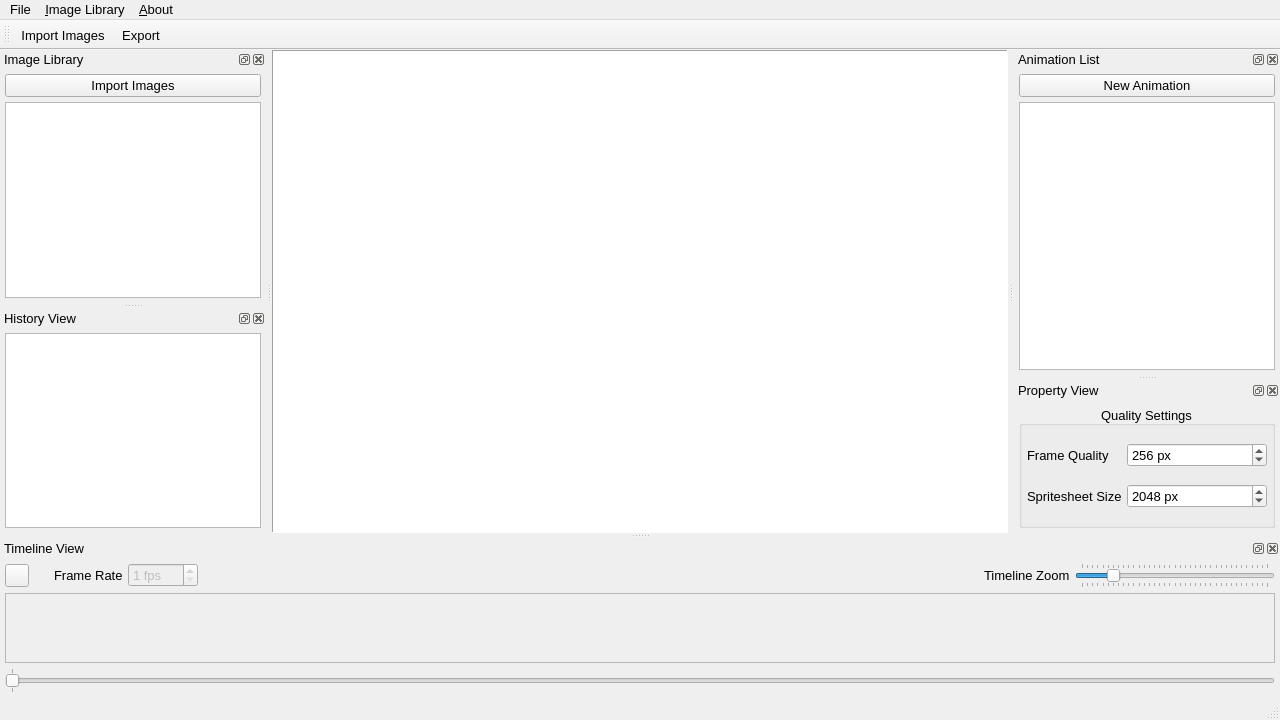
Above: Project/Source/sr_main_window.ui from BluFedora/SR-Spritesheet-Manager before the change. Below: the same form after it.
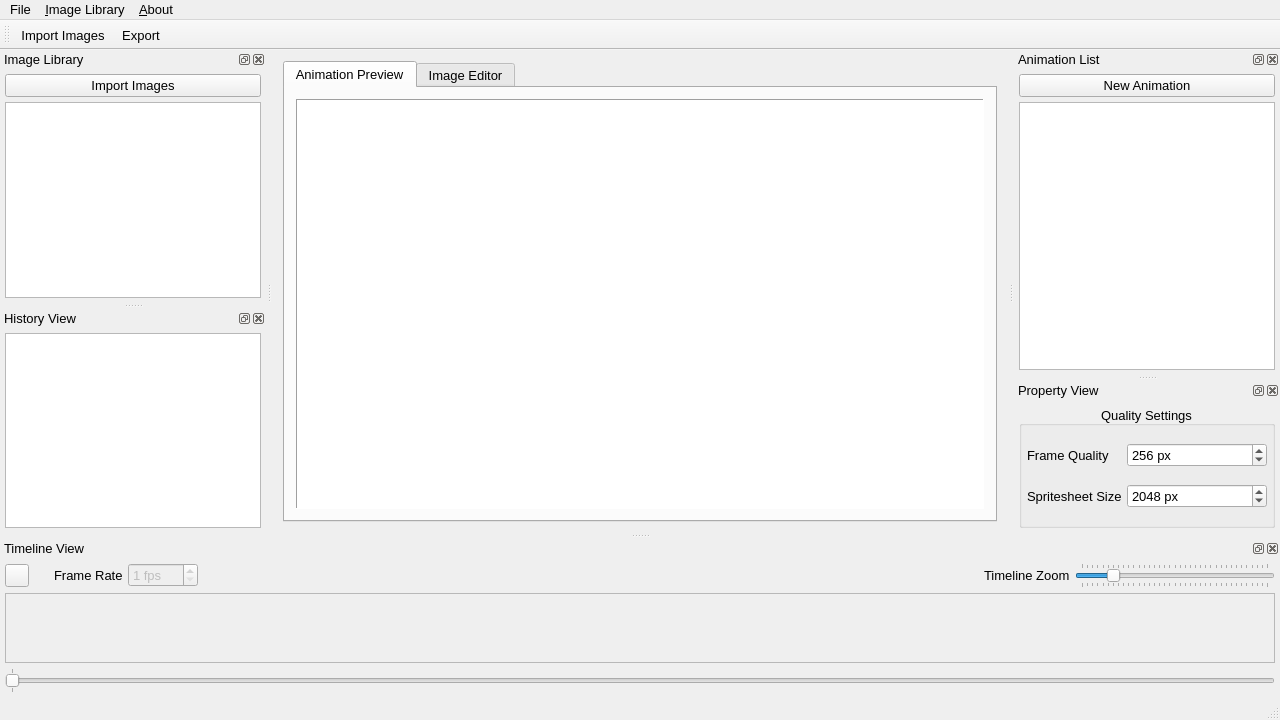
That is the form after the change. The open tabs and pages were chosen to show the change. Icons and pictures are not drawn. Custom widgets are drawn as their Qt base class.

Commit message: Start working on new Tabbed based interface.

What changed in the file:
```diff
--- a/Project/Source/sr_main_window.ui
+++ b/Project/Source/sr_main_window.ui
@@ -34,53 +34,57 @@
   </property>
   <widget class="QWidget" name="centralWidget">
    <layout class="QGridLayout" name="gridLayout">
-    <property name="leftMargin">
-     <number>0</number>
-    </property>
-    <property name="topMargin">
-     <number>0</number>
-    </property>
-    <property name="rightMargin">
-     <number>0</number>
-    </property>
-    <property name="bottomMargin">
-     <number>0</number>
-    </property>
-    <property name="spacing">
-     <number>0</number>
-    </property>
-    <item row="1" column="0">
-     <widget class="AnimationPreview" name="m_GfxPreview">
-      <property name="sizePolicy">
-       <sizepolicy hsizetype="Preferred" vsizetype="Preferred">
-        <horstretch>0</horstretch>
-        <verstretch>0</verstretch>
-       </sizepolicy>
-      </property>
-      <property name="frameShape">
-       <enum>QFrame::Panel</enum>
-      </property>
-      <property name="frameShadow">
-       <enum>QFrame::Sunken</enum>
-      </property>
-      <property name="lineWidth">
+    <item row="0" column="0">
+     <widget class="QTabWidget" name="tabWidget">
+      <property name="currentIndex">
        <number>1</number>
       </property>
-      <property name="midLineWidth">
-       <number>1</number>
-      </property>
-      <property name="verticalScrollBarPolicy">
-       <enum>Qt::ScrollBarAlwaysOff</enum>
-      </property>
-      <property name="horizontalScrollBarPolicy">
-       <enum>Qt::ScrollBarAlwaysOff</enum>
-      </property>
-      <property name="sizeAdjustPolicy">
-       <enum>QAbstractScrollArea::AdjustToContentsOnFirstShow</enum>
-      </property>
-      <property name="viewportUpdateMode">
-       <enum>QGraphicsView::FullViewportUpdate</enum>
-      </property>
+      <widget class="QWidget" name="tab">
+       <attribute name="title">
+        <string>Animation Preview</string>
+       </attribute>
+       <layout class="QGridLayout" name="gridLayout_9">
+        <item row="0" column="0">
+         <widget class="AnimationPreview" name="m_GfxPreview">
+          <property name="sizePolicy">
+           <sizepolicy hsizetype="Preferred" vsizetype="Preferred">
+            <horstretch>0</horstretch>
+            <verstretch>0</verstretch>
+           </sizepolicy>
+          </property>
+          <property name="frameShape">
+           <enum>QFrame::Panel</enum>
+          </property>
+          <property name="frameShadow">
+           <enum>QFrame::Sunken</enum>
+          </property>
+          <property name="lineWidth">
+           <number>1</number>
+          </property>
+          <property name="midLineWidth">
+           <number>1</number>
+          </property>
+          <property name="verticalScrollBarPolicy">
+           <enum>Qt::ScrollBarAlwaysOff</enum>
+          </property>
+          <property name="horizontalScrollBarPolicy">
+           <enum>Qt::ScrollBarAlwaysOff</enum>
+          </property>
+          <property name="sizeAdjustPolicy">
+           <enum>QAbstractScrollArea::AdjustToContentsOnFirstShow</enum>
+          </property>
+          <property name="viewportUpdateMode">
+           <enum>QGraphicsView::FullViewportUpdate</enum>
+          </property>
+         </widget>
+        </item>
+       </layout>
+      </widget>
+      <widget class="QWidget" name="tab_2">
+       <attribute name="title">
+        <string>Image Editor</string>
+       </attribute>
+      </widget>
      </widget>
     </item>
    </layout>
```
Left out of the diff: 412 changed lines with no effect on the pictures. The commit also changes 2 other files.
